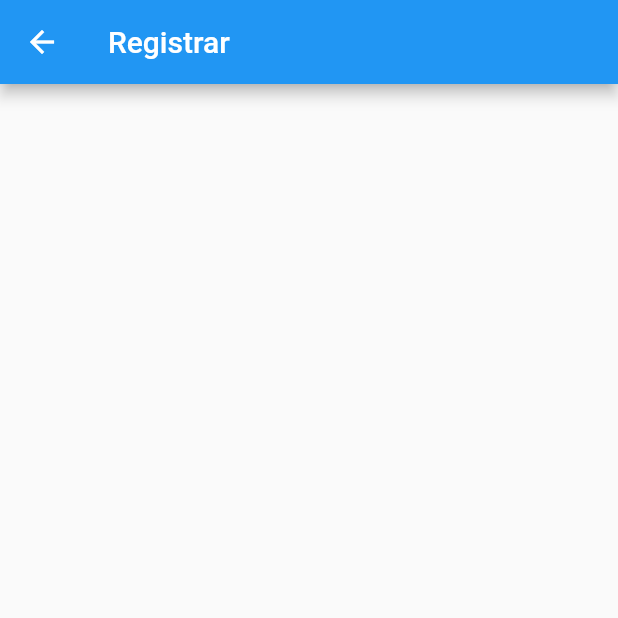
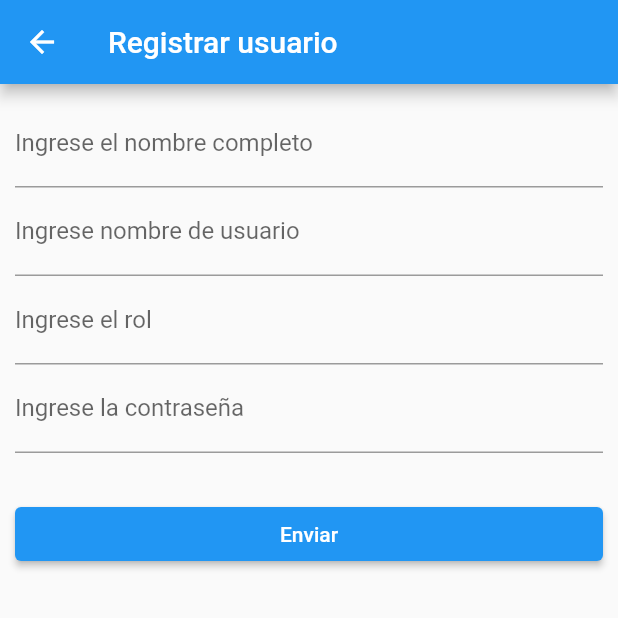
Before and after one commit to josephepia/actividad, a Flutter app: the Register screen opened directly, on a phone screen of 412 x 824 dp, the top half of it. Run offline on Flutter 3.47's test engine with Material 2 defaults, Android fonts, the phone set to English and light mode, and no system bars; our stand-ins replace cloud_firestore, firebase_core, firebase_storage, get, image_picker; accounts and stored records are empty; network calls fail.

Commit message:
feat: create list a register users
a hardcode user list was used
named jsonTes from peticiones_user.dart

```diff
--- a/lib/main.dart
+++ b/lib/main.dart
@@ -4,6 +4,7 @@ import 'package:actividad/firebase_options.dart';
 import 'package:actividad/ui/pages/articles/creararticulos.dart';
 import 'package:actividad/ui/pages/articles/listar_articulos.dart';
 import 'package:actividad/ui/pages/auth/login.dart';
+import 'package:actividad/ui/pages/auth/register.dart';
 import 'package:actividad/ui/pages/content/principal.dart';
 import 'package:actividad/ui/pages/usuarios/listar_user.dart';
 import 'package:firebase_core/firebase_core.dart';
@@ -49,6 +50,7 @@ class MyApp extends StatelessWidget {
         '/listarusers': (context) => const ListarUsers(),
         '/listararticulos': (context) => const ListarArticulos(),
         '/creararticulos': (context) => const CrearArticulos(),
+        '/registeruser': (context) => const Register(),
       },
     );
   }
--- a/lib/ui/pages/auth/login.dart
+++ b/lib/ui/pages/auth/login.dart
@@ -65,7 +65,9 @@ class _LoginState extends State<Login> {
                       icon: const Icon(Icons.login)),
                   const SizedBox(width: 10),
                   IconButton(
-                      onPressed: () {},
+                      onPressed: () {
+                        Get.toNamed('/registeruser');
+                      },
                       icon: const Icon(Icons.app_registration)),
                 ],
               )
--- a/lib/ui/pages/auth/register.dart
+++ b/lib/ui/pages/auth/register.dart
@@ -1,4 +1,6 @@
+import 'package:actividad/data/services/peticiones_user.dart';
 import 'package:flutter/material.dart';
+import 'package:get/get.dart';
 
 class Register extends StatefulWidget {
   const Register({Key? key}) : super(key: key);
@@ -8,13 +10,69 @@ class Register extends StatefulWidget {
 }
 
 class _RegisterState extends State<Register> {
+  TextEditingController controlNombre = TextEditingController();
+  TextEditingController controlUser = TextEditingController();
+  TextEditingController controlRol = TextEditingController();
+  TextEditingController controlPass = TextEditingController();
   @override
   Widget build(BuildContext context) {
     return Scaffold(
       appBar: AppBar(
-        title: Text("Registrar")
+        title: const Text("Registrar usuario"),
       ),
+      body: Padding(
+        padding: const EdgeInsets.all(10.0),
+        child: ListView(
+          children: [
+            TextField(
+              controller: controlNombre,
+              decoration:
+              const InputDecoration(labelText: 'Ingrese el nombre completo'),
+            ),
+            TextField(
+              controller: controlUser,
+              decoration: const InputDecoration(labelText: 'Ingrese nombre de usuario'),
+            ),
+            TextField(
+              controller: controlRol,
+              decoration: const InputDecoration(
+                  labelText: 'Ingrese el rol'),
+            ),
+            TextField(
+              controller: controlPass,
+              keyboardType: TextInputType.number,
+              obscureText: true,
+              decoration: const InputDecoration(
+                  labelText: 'Ingrese la contraseña'),
+            ),
+            SizedBox(
+              height: 30,
+            ),
+            ElevatedButton(
+                onPressed: () {
+                  var user = <String, dynamic>{
+                    'nombre': controlNombre.text,
+                    'user': controlUser.text,
+                    'rol': controlRol.text,
+                    'pass': controlPass.text,
+                  };
 
+                   PeticionUser.registerUser(user).then((value){
+                    Get.back();
+                    Get.showSnackbar( GetSnackBar(
+                      title: "Mensaje",
+                      message: value,
+                      icon: Icon(Icons.person),
+                      duration: Duration(seconds: 3),
+                    ));
+
+
+                  });
+                },
+                child: const Text("Enviar"))
+          ],
+        ),
+      ),
     );
   }
 }
```
Also changed, not shown: lib/data/services/peticiones_user.dart (+38 -7 lines), lib/domain/controller/auth_controller.dart (+10 -0 lines), lib/ui/pages/articles/listar_articulos.dart (+7 -30 lines), lib/ui/pages/usuarios/listar_user.dart (+28 -1 lines), lib/ui/widgets/card_item_list.dart (added, +55 -0 lines).
